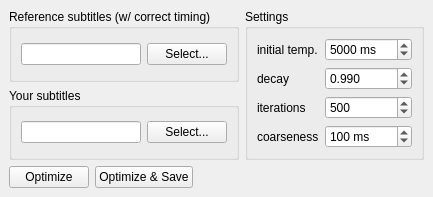
tkarabela/autosubtitleretimer, file retimer.ui: the form before one commit.
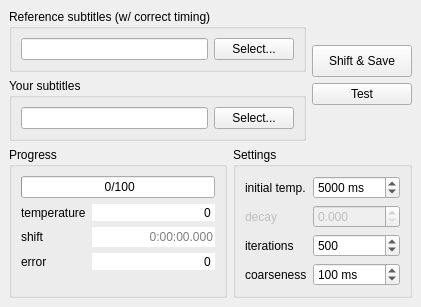
The form after the commit.

Commit message: Add threading, automatic decay computation

```diff
--- a/retimer.ui
+++ b/retimer.ui
@@ -6,15 +6,15 @@
    <rect>
     <x>0</x>
     <y>0</y>
-    <width>385</width>
-    <height>182</height>
+    <width>421</width>
+    <height>290</height>
    </rect>
   </property>
   <property name="windowTitle">
    <string>AutoSubtitleRetimer</string>
   </property>
   <widget class="QWidget" name="centralwidget">
-   <layout class="QVBoxLayout" name="verticalLayout_2">
+   <layout class="QVBoxLayout" name="verticalLayout_4">
     <item>
      <layout class="QHBoxLayout" name="horizontalLayout_3">
       <item>
@@ -60,6 +60,176 @@
        </layout>
       </item>
       <item>
+       <layout class="QVBoxLayout" name="verticalLayout_2">
+        <item>
+         <spacer name="verticalSpacer_2">
+          <property name="orientation">
+           <enum>Qt::Vertical</enum>
+          </property>
+          <property name="sizeHint" stdset="0">
+           <size>
+            <width>20</width>
+            <height>40</height>
+           </size>
+          </property>
+         </spacer>
+        </item>
+        <item>
+         <widget class="QPushButton" name="runButton">
+          <property name="minimumSize">
+           <size>
+            <width>100</width>
+            <height>32</height>
+           </size>
+          </property>
+          <property name="text">
+           <string>Shift &amp;&amp; Save</string>
+          </property>
+         </widget>
+        </item>
+        <item>
+         <widget class="QPushButton" name="dryRunButton">
+          <property name="text">
+           <string>Test</string>
+          </property>
+         </widget>
+        </item>
+        <item>
+         <spacer name="verticalSpacer">
+          <property name="orientation">
+           <enum>Qt::Vertical</enum>
+          </property>
+          <property name="sizeHint" stdset="0">
+           <size>
+            <width>20</width>
+            <height>40</height>
+           </size>
+          </property>
+         </spacer>
+        </item>
+       </layout>
+      </item>
+     </layout>
+    </item>
+    <item>
+     <layout class="QHBoxLayout" name="horizontalLayout_4">
+      <item>
+       <widget class="QGroupBox" name="groupBox_4">
+        <property name="title">
+         <string>Progress</string>
+        </property>
+        <layout class="QVBoxLayout" name="verticalLayout_3">
+         <item>
+          <widget class="QProgressBar" name="progressBar">
+           <property name="value">
+            <number>0</number>
+           </property>
+           <property name="format">
+            <string> %v/%m</string>
+           </property>
+          </widget>
+         </item>
+         <item>
+          <layout class="QFormLayout" name="formLayout_2">
+           <item row="0" column="0">
+            <widget class="QLabel" name="label_5">
+             <property name="text">
+              <string>temperature</string>
+             </property>
+            </widget>
+           </item>
+           <item row="0" column="1">
+            <widget class="QSpinBox" name="tSpinBox">
+             <property name="wrapping">
+              <bool>false</bool>
+             </property>
+             <property name="frame">
+              <bool>false</bool>
+             </property>
+             <property name="alignment">
+              <set>Qt::AlignRight|Qt::AlignTrailing|Qt::AlignVCenter</set>
+             </property>
+             <property name="readOnly">
+              <bool>true</bool>
+             </property>
+             <property name="buttonSymbols">
+              <enum>QAbstractSpinBox::NoButtons</enum>
+             </property>
+             <property name="keyboardTracking">
+              <bool>false</bool>
+             </property>
+             <property name="suffix">
+              <string/>
+             </property>
+             <property name="maximum">
+              <number>100000</number>
+             </property>
+            </widget>
+           </item>
+           <item row="1" column="0">
+            <widget class="QLabel" name="label_7">
+             <property name="text">
+              <string>shift</string>
+             </property>
+            </widget>
+           </item>
+           <item row="2" column="0">
+            <widget class="QLabel" name="label_8">
+             <property name="text">
+              <string>error</string>
+             </property>
+            </widget>
+           </item>
+           <item row="2" column="1">
+            <widget class="QSpinBox" name="errorSpinBox">
+             <property name="wrapping">
+              <bool>false</bool>
+             </property>
+             <property name="frame">
+              <bool>false</bool>
+             </property>
+             <property name="alignment">
+              <set>Qt::AlignRight|Qt::AlignTrailing|Qt::AlignVCenter</set>
+             </property>
+             <property name="readOnly">
+              <bool>true</bool>
+             </property>
+             <property name="buttonSymbols">
+              <enum>QAbstractSpinBox::NoButtons</enum>
+             </property>
+             <property name="keyboardTracking">
+              <bool>false</bool>
+             </property>
+             <property name="suffix">
+              <string/>
+             </property>
+             <property name="maximum">
+              <number>10000000</number>
+             </property>
+            </widget>
+           </item>
+           <item row="1" column="1">
+            <widget class="QLineEdit" name="shiftLineEdit">
+             <property name="frame">
+              <bool>false</bool>
+             </property>
+             <property name="alignment">
+              <set>Qt::AlignRight|Qt::AlignTrailing|Qt::AlignVCenter</set>
+             </property>
+             <property name="readOnly">
+              <bool>true</bool>
+             </property>
+             <property name="placeholderText">
+              <string>0:00:00.000</string>
+             </property>
+            </widget>
+           </item>
+          </layout>
+         </item>
+        </layout>
+       </widget>
+      </item>
+      <item>
        <widget class="QGroupBox" name="groupBox_3">
         <property name="title">
          <string>Settings</string>
@@ -80,8 +250,11 @@
            <property name="prefix">
             <string/>
            </property>
+           <property name="minimum">
+            <number>1</number>
+           </property>
            <property name="maximum">
-            <number>100000</number>
+            <number>999999</number>
            </property>
            <property name="value">
             <number>5000</number>
@@ -90,6 +263,9 @@
          </item>
          <item row="1" column="0">
           <widget class="QLabel" name="label_2">
+           <property name="enabled">
+            <bool>false</bool>
+           </property>
            <property name="text">
             <string>decay</string>
            </property>
@@ -97,14 +273,20 @@
          </item>
          <item row="1" column="1">
           <widget class="QDoubleSpinBox" name="decaySpinBox">
+           <property name="enabled">
+            <bool>false</bool>
+           </property>
            <property name="decimals">
             <number>3</number>
            </property>
+           <property name="minimum">
+            <double>0.000000000000000</double>
+           </property>
            <property name="maximum">
             <double>1.000000000000000</double>
            </property>
            <property name="value">
-            <double>0.990000000000000</double>
+            <double>0.000000000000000</double>
            </property>
           </widget>
          </item>
@@ -121,7 +303,7 @@
             <number>1</number>
            </property>
            <property name="maximum">
-            <number>100000</number>
+            <number>999999</number>
            </property>
            <property name="value">
             <number>500</number>
@@ -144,7 +326,7 @@
             <number>1</number>
            </property>
            <property name="maximum">
-            <number>1000</number>
+            <number>999999</number>
            </property>
            <property name="value">
             <number>100</number>
@@ -156,44 +338,6 @@
       </item>
      </layout>
     </item>
-    <item>
-     <layout class="QHBoxLayout" name="horizontalLayout_4">
-      <item>
-       <widget class="QPushButton" name="dryRunButton">
-        <property name="text">
-         <string>Optimize</string>
-        </property>
-       </widget>
-      </item>
-      <item>
-       <widget class="QPushButton" name="runButton">
-        <property name="text">
-         <string>Optimize &amp;&amp; Save</string>
-        </property>
-       </widget>
-      </item>
-      <item>
-       <spacer name="horizontalSpacer">
-        <property name="orientation">
-         <enum>Qt::Horizontal</enum>
-        </property>
-        <property name="sizeHint" stdset="0">
-         <size>
-          <width>40</width>
-          <height>20</height>
-         </size>
-        </property>
-       </spacer>
-      </item>
-      <item>
-       <widget class="QLabel" name="logLabel">
-        <property name="text">
-         <string/>
-        </property>
-       </widget>
-      </item>
-     </layout>
-    </item>
    </layout>
   </widget>
  </widget>
```
Left out of the diff: 3 changed lines with no effect on the pictures. The commit also changes 2 other files.
